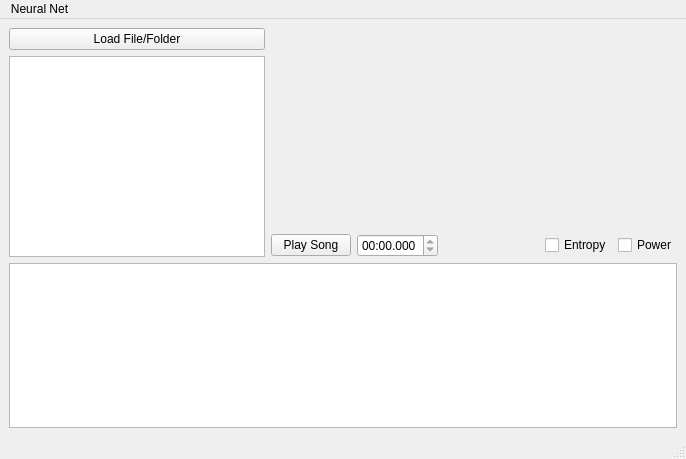
This is audioanalysis/main.ui in Ticopress/audioanalysis as Qt 5 draws it before an edit. The edited form follows.
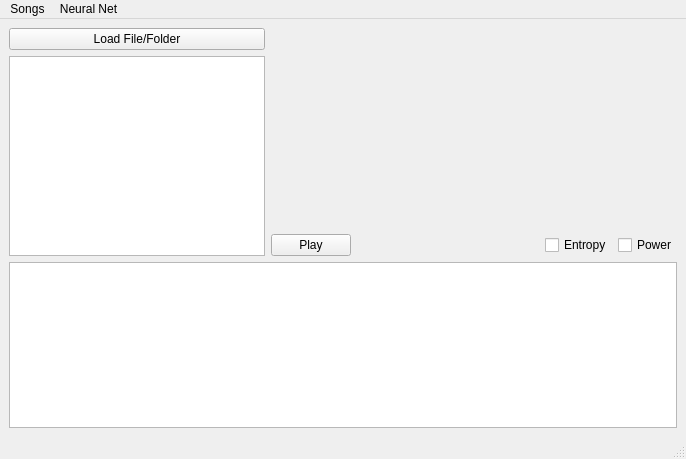
This is the edited form. Icons and pictures are not drawn.

Commit message:
Move all display_ methods to SpectrogramCanvas
Moving display to SpectrogramCanvas means that each display method must
be passed the correct data.  In the AudioGUI, the helper function plot()
selects data from the model and passes it to the SpectrogramCanvas.
However, this change lets SpectrogramCanvas be a canvas in its own
right, regardless of use.

```diff
--- a/audioanalysis/main.ui
+++ b/audioanalysis/main.ui
@@ -88,7 +88,7 @@
              </sizepolicy>
             </property>
             <property name="text">
-             <string>Play Song</string>
+             <string>Play</string>
             </property>
             <property name="icon">
              <iconset>
@@ -108,25 +108,6 @@
             </property>
            </widget>
           </item>
-          <item>
-           <widget class="QTimeEdit" name="time_edit">
-            <property name="readOnly">
-             <bool>true</bool>
-            </property>
-            <property name="buttonSymbols">
-             <enum>QAbstractSpinBox::UpDownArrows</enum>
-            </property>
-            <property name="currentSection">
-             <enum>QDateTimeEdit::MinuteSection</enum>
-            </property>
-            <property name="displayFormat">
-             <string>mm:ss.zzz</string>
-            </property>
-            <property name="timeSpec">
-             <enum>Qt::OffsetFromUTC</enum>
-            </property>
-           </widget>
-          </item>
           <item>
            <spacer name="horizontalSpacer">
             <property name="orientation">
@@ -202,6 +183,14 @@
     <addaction name="actiondump"/>
     <addaction name="actionclassify"/>
    </widget>
+   <widget class="QMenu" name="menuSongs">
+    <property name="title">
+     <string>Songs</string>
+    </property>
+    <addaction name="actionLoad_Songs"/>
+    <addaction name="actionLoad_Song_Folder"/>
+   </widget>
+   <addaction name="menuSongs"/>
    <addaction name="menuNeural_Net"/>
   </widget>
   <widget class="QStatusBar" name="statusbar"/>
```
Left out of the diff: 22 changed lines with no effect on the pictures. The commit also changes 1 other file.
